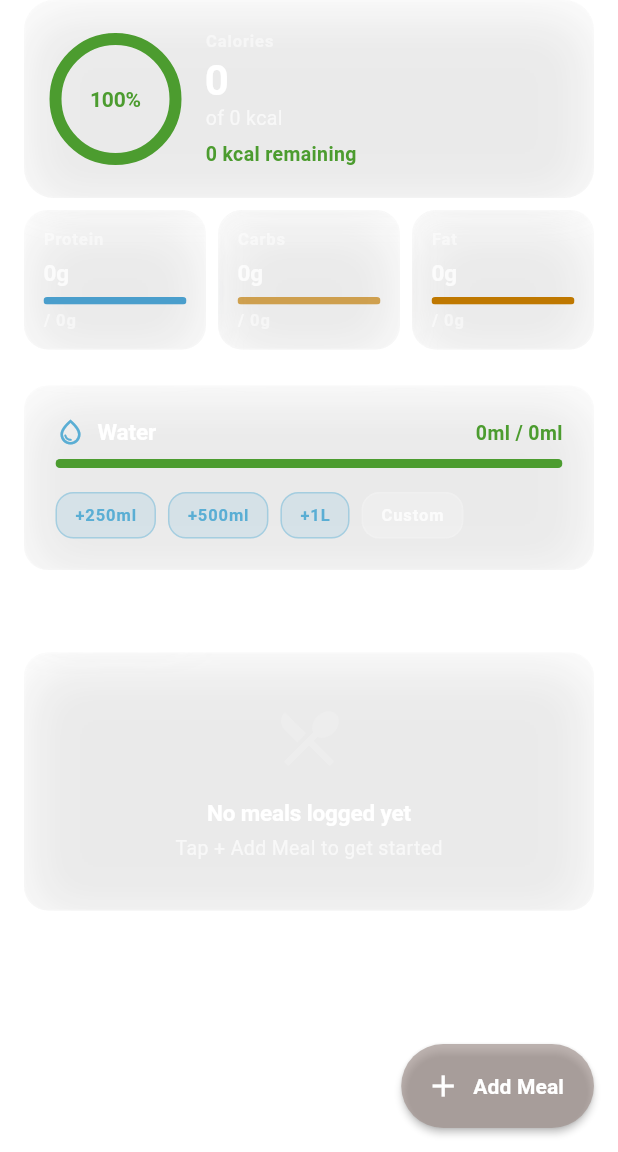
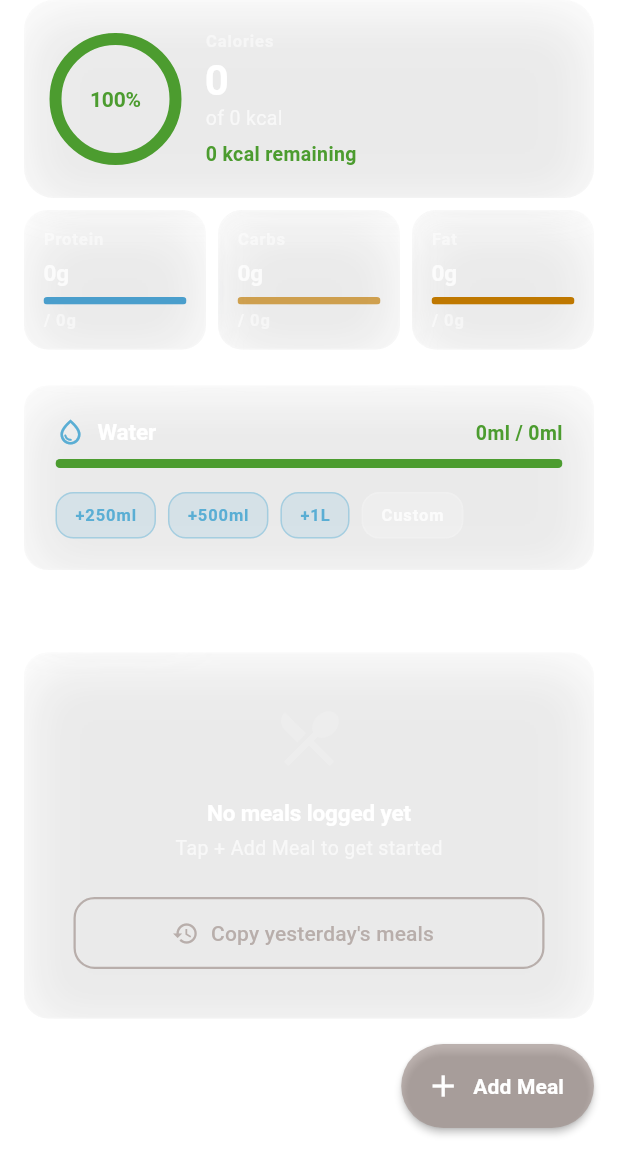
Before and after one commit to KieshaWalker/showUp-flutter, a Flutter app: the NutritionScreen screen opened directly, on a phone screen of 412 x 824 dp, the part 84-1236 px from its top. Run offline on Flutter 3.47's test engine with Material 3 defaults, Android fonts, the phone set to English and light mode, and no system bars; our stand-ins replace drift, drift_flutter, flutter_riverpod, flutter_svg, image_picker, supabase_flutter; missing offline and left inert: string_similarity; accounts and stored records are empty; generated files the repository leaves out were written again; network calls fail.

Commit message:
a clean and dry

```diff
--- a/lib/src/features/nutrition/nutrition_screen.dart
+++ b/lib/src/features/nutrition/nutrition_screen.dart
@@ -43,6 +43,11 @@ class NutritionScreen extends ConsumerWidget {
       appBar: AppBar(
         title: const AppLogoTitle(),
         actions: [
+          IconButton(
+            icon: const Icon(Icons.history),
+            tooltip: 'Copy yesterday\'s meals',
+            onPressed: () => _copyYesterday(context, ref),
+          ),
           IconButton(
             icon: const Icon(Icons.tune_outlined),
             tooltip: 'Edit goals',
@@ -122,9 +127,9 @@ class _NutritionBody extends StatelessWidget {
 // Empty state
 // =============================================================================
 
-class _EmptyMeals extends StatelessWidget {
+class _EmptyMeals extends ConsumerWidget {
   @override
-  Widget build(BuildContext context) {
+  Widget build(BuildContext context, WidgetRef ref) {
     return AppGlass.card(
       padding: const EdgeInsets.all(AppSpacing.xl),
       child: Column(
@@ -136,6 +141,12 @@ class _EmptyMeals extends StatelessWidget {
           const SizedBox(height: AppSpacing.xs),
           Text('Tap + Add Meal to get started',
               style: AppTextStyles.bodyMedium),
+          const SizedBox(height: AppSpacing.lg),
+          OutlinedButton.icon(
+            icon: const Icon(Icons.history, size: 18),
+            label: const Text('Copy yesterday\'s meals'),
+            onPressed: () => _copyYesterday(context, ref),
+          ),
         ],
       ),
     );
@@ -462,6 +473,19 @@ class _FoodEntryTile extends ConsumerWidget {
 // =============================================================================
 // Add meal sheet
 // =============================================================================
+
+Future<void> _copyYesterday(BuildContext context, WidgetRef ref) async {
+  final copied =
+      await ref.read(nutritionNotifierProvider.notifier).copyYesterdaysMeals();
+  if (!context.mounted) return;
+  ScaffoldMessenger.of(context).showSnackBar(
+    SnackBar(
+      content: Text(
+        copied ? 'Yesterday\'s meals copied' : 'No meals logged yesterday',
+      ),
+    ),
+  );
+}
 
 void _showAddMealSheet(BuildContext context, WidgetRef ref) {
   showModalBottomSheet(
```
Also changed, not shown: lib/src/features/nutrition/nutrition_notifier.dart (+91 -0 lines).
